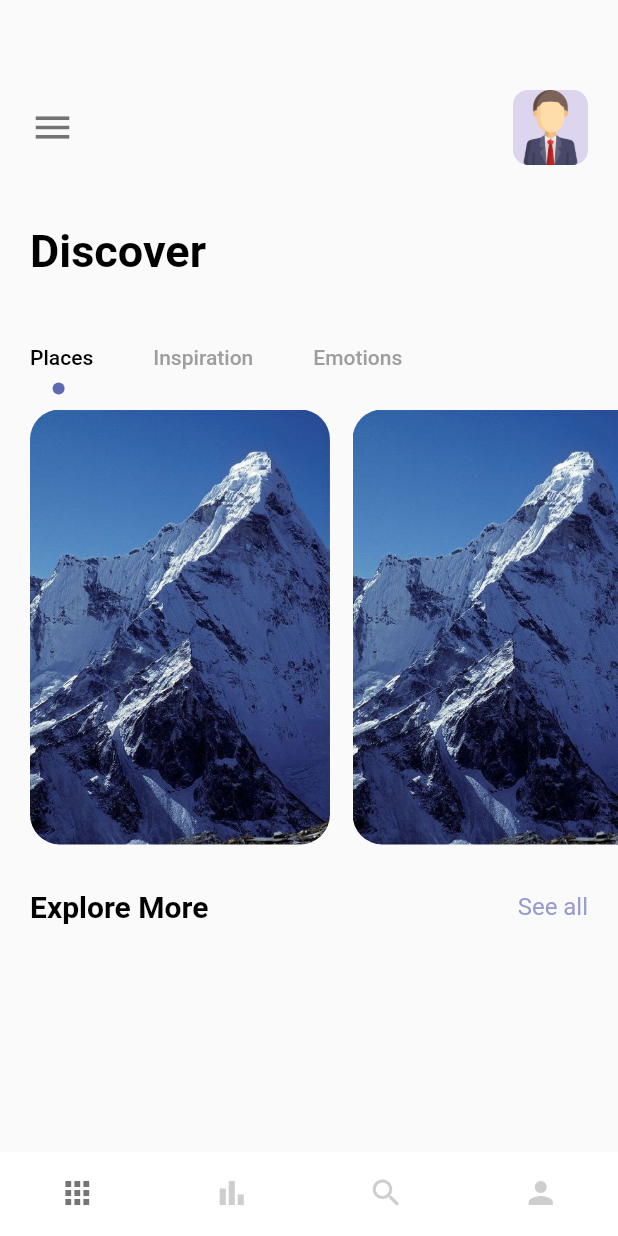
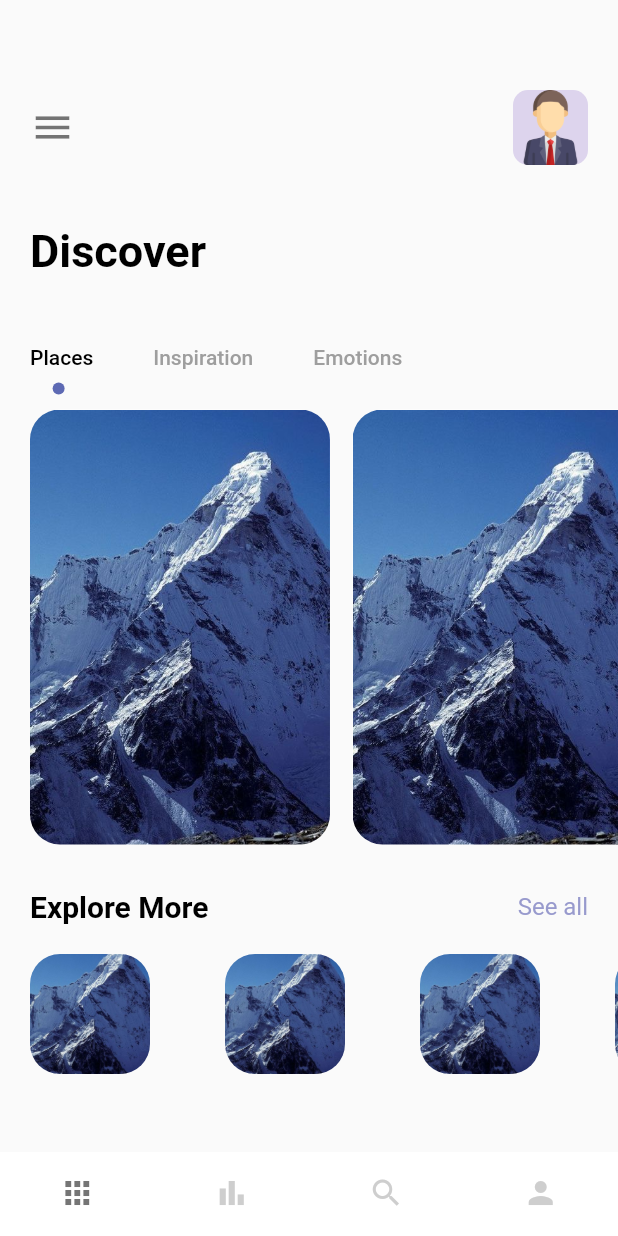
Before and after one commit to cjchika/travel_app, a Flutter app: the screen it shows after launch, on a phone screen of 412 x 824 dp. Run offline on Flutter 3.47's test engine with Material 2 defaults, Android fonts, the phone set to English and light mode, and no system bars.

Commit message:
Home Screen

```diff
--- a/lib/screens/navscreens/home_screen.dart
+++ b/lib/screens/navscreens/home_screen.dart
@@ -98,6 +98,7 @@ class _HomeScreenState extends State<HomeScreen> with TickerProviderStateMixin {
             ),
           ),
           const SizedBox(height: 30),
+          // EXPLORE MORE
           Container(
               margin: const EdgeInsets.only(left: 20, right: 20),
               child: Row(
@@ -106,7 +107,34 @@ class _HomeScreenState extends State<HomeScreen> with TickerProviderStateMixin {
                   AppLargeText(text: "Explore More", size: 20),
                   AppText(text: "See all", color: AppColors.textColor1)
                 ],
-              ))
+              )),
+          const SizedBox(height: 20),
+          Container(
+            height: 100,
+            width: double.maxFinite,
+            margin: const EdgeInsets.only(left: 20),
+            child: ListView.builder(
+              scrollDirection: Axis.horizontal,
+                itemCount: 4,
+                itemBuilder: (ctx, index) {
+                  return Column(
+                    children: [
+                      Container(
+                        margin: const EdgeInsets.only(right: 50),
+                        width: 80,
+                        height: 80,
+                        decoration: BoxDecoration(
+                          borderRadius: BorderRadius.circular(20),
+                          color: Colors.white,
+                          image: const DecorationImage(
+                              image: AssetImage("img/mountain.jpeg"),
+                              fit: BoxFit.cover),
+                        ),
+                      )
+                    ],
+                  );
+                }),
+          ),
         ],
       ),
     );
```
